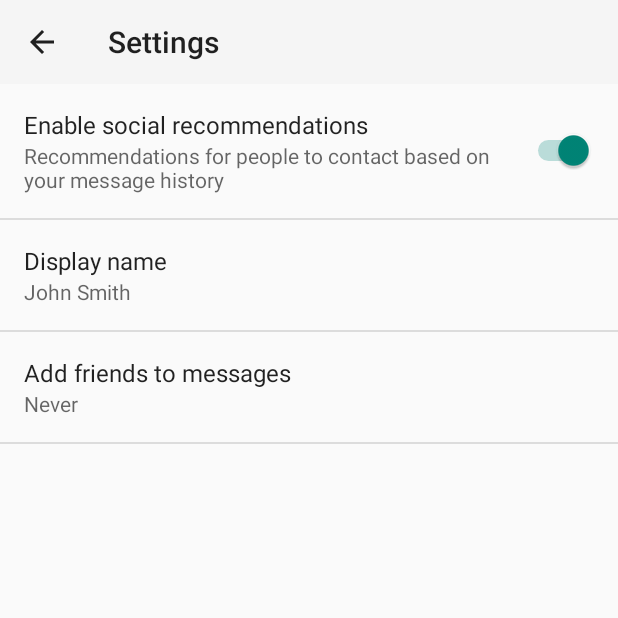
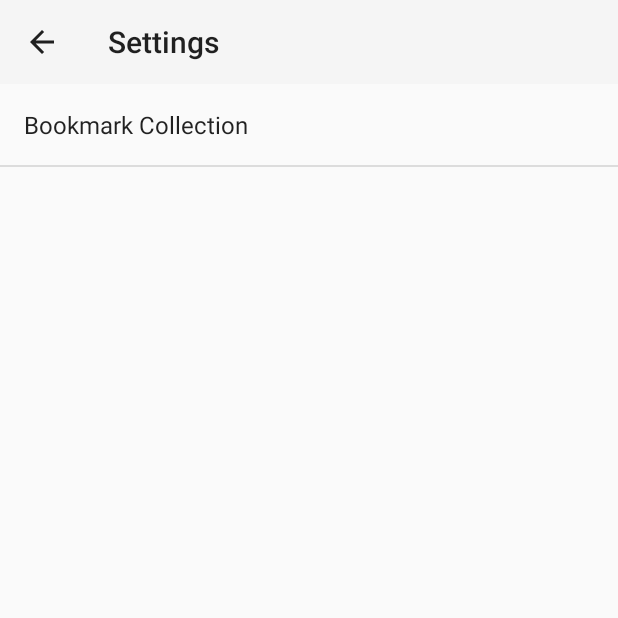
Before and after one commit to Patchcoat/OpsAndTacticsOpenReference, an Android app: the SettingsActivity screen opened directly, with no data from a screen before it, after a tap on "General", on a phone screen of 412 x 824 dp, the top half of it. Run offline under Robolectric (Android 15) with nearby library versions, the phone set to English and light mode, and no system bars.

Commit message:
More work on bookmarks

```diff
--- a/app/src/main/assets/Bookmarks.json
+++ b/app/src/main/assets/Bookmarks.json
@@ -1,9 +1,6 @@
 [
   {
     "name": "default",
-    "link": "",
-    "bookmarks": [
-
-    ]
+    "bookmarks": []
   }
 ]
--- a/app/src/main/java/c1/opsandtacticsopenreference/MainActivity.java
+++ b/app/src/main/java/c1/opsandtacticsopenreference/MainActivity.java
@@ -351,8 +351,8 @@ public class MainActivity extends AppCompatActivity {
         for (int i = 0; i < jsonBookmarks.length(); i++){
             TextAssetLink bookmark = new TextAssetLink(
                     jsonBookmarks.getJSONObject(i).getString("name"),
-                    jsonBookmarks.getJSONObject(i).getString("link"),
-                    jsonBookmarks.getJSONObject(i).getString("type"));
+                    "bookmarks/" + jsonBookmarks.getJSONObject(i).getString("name"),
+                    "list");
             bookmarks.add(i, bookmark);
         }
         listDataChild.put(listDataHeader.get(0), bookmarks);
--- a/app/src/main/java/c1/opsandtacticsopenreference/SettingsActivity.java
+++ b/app/src/main/java/c1/opsandtacticsopenreference/SettingsActivity.java
@@ -130,7 +130,7 @@ public class SettingsActivity extends AppCompatPreferenceActivity {
         super.onCreate(savedInstanceState);
         setupActionBar();
 
-        //PreferenceManager.setDefaultValues(this, R.xml.pref_general, false);
+        PreferenceManager.setDefaultValues(this, R.xml.pref_general, false);
         PreferenceManager.setDefaultValues(this, R.xml.pref_appearance, false);
         PreferenceManager.setDefaultValues(this, R.xml.pref_books, false);
     }
@@ -233,8 +233,7 @@ public class SettingsActivity extends AppCompatPreferenceActivity {
             // to their values. When their values change, their summaries are
             // updated to reflect the new value, per the Android Design
             // guidelines.
-            bindPreferenceSummaryToValue(findPreference("example_text"));
-            bindPreferenceSummaryToValue(findPreference("example_list"));
+            bindPreferenceSummaryToValue(findPreference("bookmark_collection"));
         }
 
         @Override
--- a/app/src/main/res/values/strings.xml
+++ b/app/src/main/res/values/strings.xml
@@ -10,30 +10,18 @@
 
     <!-- Strings related to Settings -->
 
-    <!-- Example General settings -->
+    <!-- General settings -->
     <string name="pref_header_general">General</string>
 
-    <string name="pref_title_social_recommendations">Enable social recommendations</string>
-    <string name="pref_description_social_recommendations">Recommendations for people to contact
-        based on your message history
-    </string>
-
-    <string name="pref_title_display_name">Display name</string>
-    <string name="pref_default_display_name">John Smith</string>
-
-    <string name="pref_title_add_friends_to_messages">Add friends to messages</string>
-    <string-array name="pref_example_list_titles">
-        <item>Always</item>
-        <item>When possible</item>
-        <item>Never</item>
+    <string name="pref_title_pref_bookmark_collection">Bookmark Collection</string>
+    <string-array name="pref_bookmark_collection">
+        <item>default</item>
     </string-array>
-    <string-array name="pref_example_list_values">
-        <item>1</item>
-        <item>0</item>
-        <item>-1</item>
+    <string-array name="pref_bookmark_collection_values">
+        <item>default</item>
     </string-array>
 
-    <!-- Example settings for Notifications -->
+    <!-- Settings for Notifications -->
     <string name="pref_header_appearance">Appearance</string>
 
     <string name="pref_title_header_size">Header Size</string>
@@ -136,7 +124,7 @@
         <item>terminal</item>
     </string-array>
 
-    <!-- Example settings for Data & Sync -->
+    <!-- Settings for Rulebooks -->
     <string name="pref_header_books">Source Books</string>
 
     <string name="pref_books_core">Core Rulebook</string>
--- a/app/src/main/res/xml/pref_general.xml
+++ b/app/src/main/res/xml/pref_general.xml
@@ -1,33 +1,13 @@
 <PreferenceScreen xmlns:android="http://schemas.android.com/apk/res/android">
 
-    <SwitchPreference
-        android:defaultValue="true"
-        android:key="example_switch"
-        android:summary="@string/pref_description_social_recommendations"
-        android:title="@string/pref_title_social_recommendations" />
-
-    <!-- NOTE: EditTextPreference accepts EditText attributes. -->
-    <!-- NOTE: EditTextPreference's summary should be set to its value by the activity code. -->
-    <EditTextPreference
-        android:capitalize="words"
-        android:defaultValue="@string/pref_default_display_name"
-        android:inputType="textCapWords"
-        android:key="example_text"
-        android:maxLines="1"
-        android:selectAllOnFocus="true"
-        android:singleLine="true"
-        android:title="@string/pref_title_display_name" />
-
-    <!-- NOTE: Hide buttons to simplify the UI. Users can touch outside the dialog to
-         dismiss it. -->
-    <!-- NOTE: ListPreference's summary should be set to its value by the activity code. -->
+    <!-- Bookmark Collection. -->
     <ListPreference
-        android:defaultValue="-1"
-        android:entries="@array/pref_example_list_titles"
-        android:entryValues="@array/pref_example_list_values"
-        android:key="example_list"
+        android:defaultValue="0"
+        android:entries="@array/pref_bookmark_collection"
+        android:entryValues="@array/pref_bookmark_collection_values"
+        android:key="bookmark_collection"
         android:negativeButtonText="@null"
         android:positiveButtonText="@null"
-        android:title="@string/pref_title_add_friends_to_messages" />
+        android:title="@string/pref_title_pref_bookmark_collection" />
 
 </PreferenceScreen>
```
Also changed, not shown: app/src/main/java/c1/opsandtacticsopenreference/FeatActivity.java (+21 -0 lines), app/src/main/java/c1/opsandtacticsopenreference/ListActivity.java (+15 -2 lines).
